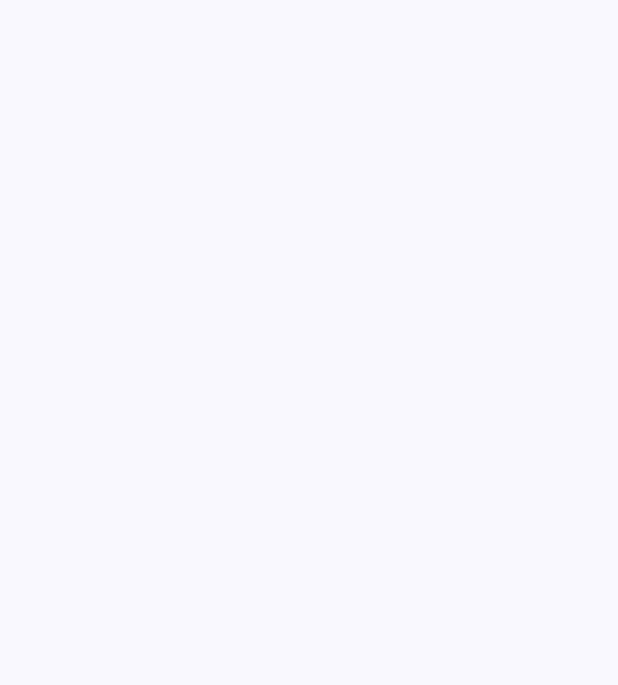
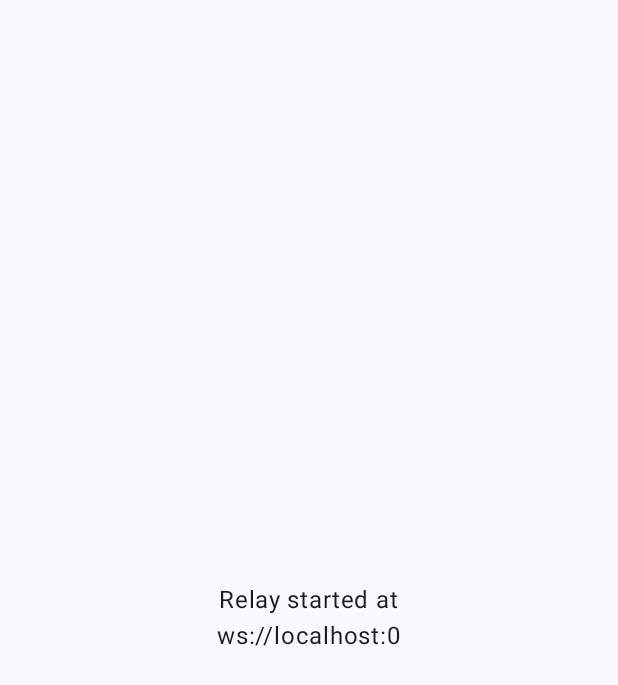
Before and after one commit to greenart7c3/Citrine, an Android app built with Jetpack Compose: the screen it shows after launch (MainActivity), on a phone screen of 412 x 824 dp. Before the commit the part shown is empty. Shown: the top 685 px of the screen. Run offline under Robolectric (Android 15) with nearby library versions, the phone set to English and light mode, and no system bars; 3 statements that could not run were skipped.

Commit message:
Added a websocket server

```diff
--- a/app/src/main/java/com/greenart7c3/citrine/MainActivity.kt
+++ b/app/src/main/java/com/greenart7c3/citrine/MainActivity.kt
@@ -1,26 +1,93 @@
 package com.greenart7c3.citrine
 
+import android.content.ComponentName
+import android.content.Context
+import android.content.Intent
+import android.content.ServiceConnection
 import android.os.Bundle
+import android.os.IBinder
 import androidx.activity.ComponentActivity
 import androidx.activity.compose.setContent
+import androidx.activity.result.contract.ActivityResultContracts
+import androidx.compose.foundation.layout.Arrangement
+import androidx.compose.foundation.layout.Column
 import androidx.compose.foundation.layout.fillMaxSize
+import androidx.compose.material3.CircularProgressIndicator
 import androidx.compose.material3.MaterialTheme
 import androidx.compose.material3.Surface
+import androidx.compose.material3.Text
+import androidx.compose.runtime.mutableIntStateOf
+import androidx.compose.runtime.mutableStateOf
+import androidx.compose.ui.Alignment
 import androidx.compose.ui.Modifier
 import com.greenart7c3.citrine.ui.theme.CitrineTheme
 
+
 class MainActivity : ComponentActivity() {
+    private val requestPermissionLauncher =
+        registerForActivityResult(
+            ActivityResultContracts.RequestPermission()
+        ) { isGranted: Boolean ->
+
+        }
+
+    private var service: WebSocketServerService? = null
+    private var bound = false
+    private var port = mutableIntStateOf(0)
+    private var isLoading = mutableStateOf(true)
+
+    private val connection = object : ServiceConnection {
+        override fun onServiceConnected(name: ComponentName?, service: IBinder?) {
+            val binder = service as WebSocketServerService.LocalBinder
+            this@MainActivity.service = binder.getService()
+            bound = true
+            port.intValue = this@MainActivity.service?.webSocketServer?.port ?: 0
+            this@MainActivity.isLoading.value = false
+        }
+
+        override fun onServiceDisconnected(name: ComponentName?) {
+            bound = false
+            this@MainActivity.isLoading.value = true
+        }
+    }
+
     override fun onCreate(savedInstanceState: Bundle?) {
         super.onCreate(savedInstanceState)
+
+        requestPermissionLauncher.launch("android.permission.POST_NOTIFICATIONS")
+
+        val intent = Intent(this, WebSocketServerService::class.java)
+        startService(intent)
+
+        bindService(intent, connection, Context.BIND_AUTO_CREATE)
+
         setContent {
             CitrineTheme {
                 Surface(
                     modifier = Modifier.fillMaxSize(),
                     color = MaterialTheme.colorScheme.background
                 ) {
-
+                    Column(
+                        verticalArrangement = Arrangement.Center,
+                        horizontalAlignment = Alignment.CenterHorizontally
+                    ) {
+                        if (isLoading.value) {
+                            CircularProgressIndicator()
+                        } else {
+                            Text("Relay started at")
+                            Text("ws://localhost:${port.intValue}")
+                        }
+                    }
                 }
             }
         }
     }
+
+    override fun onDestroy() {
+        if (bound) {
+            unbindService(connection)
+            bound = false
+        }
+        super.onDestroy()
+    }
 }
--- a/build.gradle.kts
+++ b/build.gradle.kts
@@ -1,5 +1,5 @@
 // Top-level build file where you can add configuration options common to all sub-projects/modules.
 plugins {
     id("com.android.application") version "8.2.2" apply false
-    id("org.jetbrains.kotlin.android") version "1.9.0" apply false
+    id("org.jetbrains.kotlin.android") version "1.9.22" apply false
 }
```
Also changed, not shown: app/build.gradle.kts (+10 -5 lines), app/src/main/AndroidManifest.xml (+27 -2 lines), app/src/main/java/com/greenart7c3/citrine/BootBroadcastReceiver.kt (added, +14 -0 lines), app/src/main/java/com/greenart7c3/citrine/CustomWebSocketServer.kt (added, +30 -0 lines), app/src/main/java/com/greenart7c3/citrine/WebSocketServerService.kt (added, +94 -0 lines).
